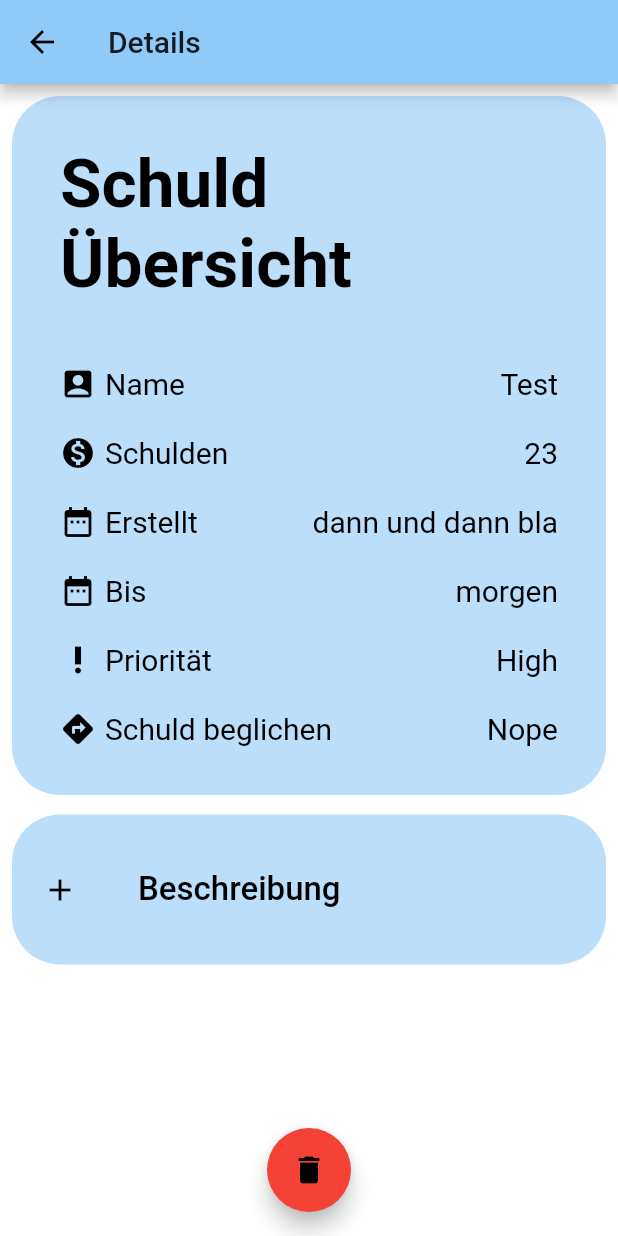
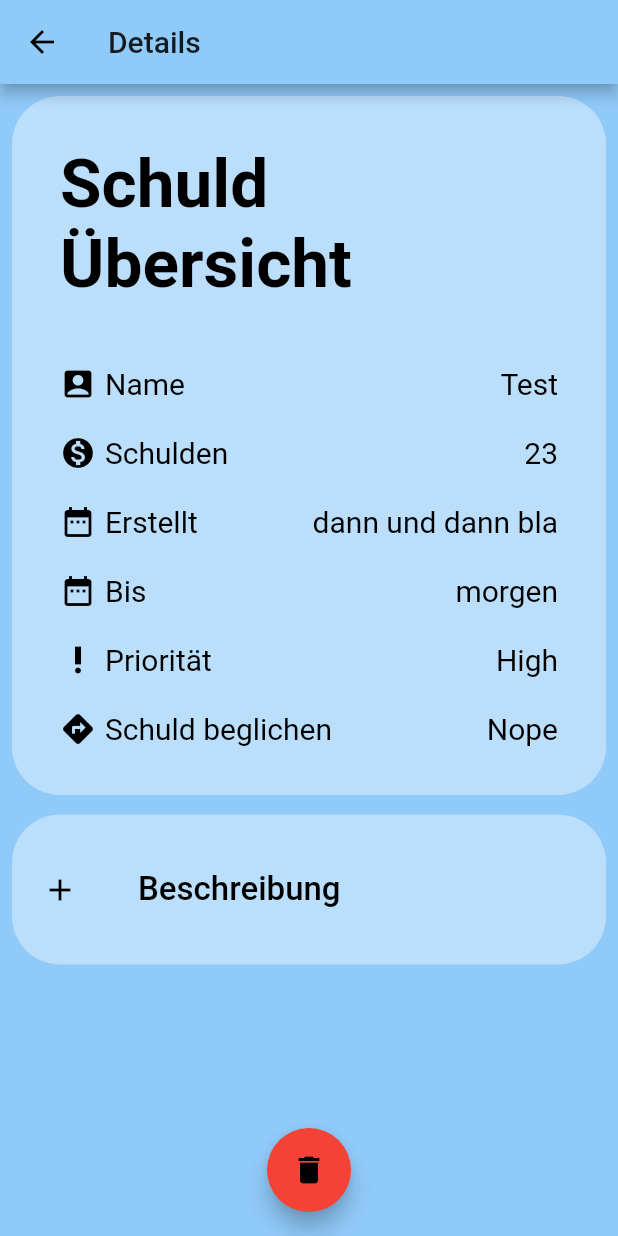
Before and after one commit to CaptainWeasle/Projekt-B-2.0, a Flutter app: the DetailedPage screen opened by its route, on a phone screen of 412 x 824 dp. Run offline on Flutter 3.47's test engine with Material 2 defaults, Android fonts, the phone set to English and light mode, and no system bars; our stand-ins replace datetime_picker_formfield, sqflite; accounts and stored records are empty; Roboto replaces fonts that are missing (Hind, Montserrat).

Commit message:
add Farbe change 2.0

```diff
--- a/project_b/lib/src/pages/detailedPage.dart
+++ b/project_b/lib/src/pages/detailedPage.dart
@@ -26,7 +26,7 @@ class DetailedPageState extends State<DetailedPage> {
         child: Icon(Icons.delete),
         backgroundColor: Colors.red,
       ),
-      backgroundColor: Colors.white,
+      backgroundColor: Colors.blue[200],
       body: Column(
         children: <Widget>[
           Padding(
--- a/project_b/lib/src/pages/homePage.dart
+++ b/project_b/lib/src/pages/homePage.dart
@@ -540,7 +540,7 @@ class HomePageState extends State<HomePage> {
     }
 
     return Scaffold(
-      backgroundColor: Colors.white,
+      backgroundColor: Colors.blue[200],
       appBar: AppBar(
         title: Text("Debt Collector 2.0"),
         actions: <Widget>[
```
